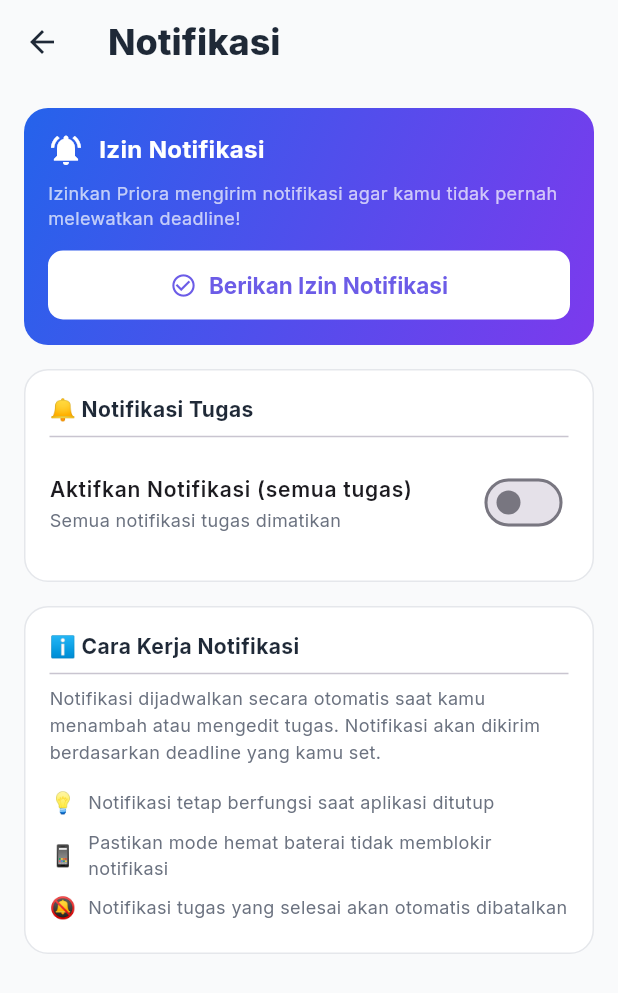
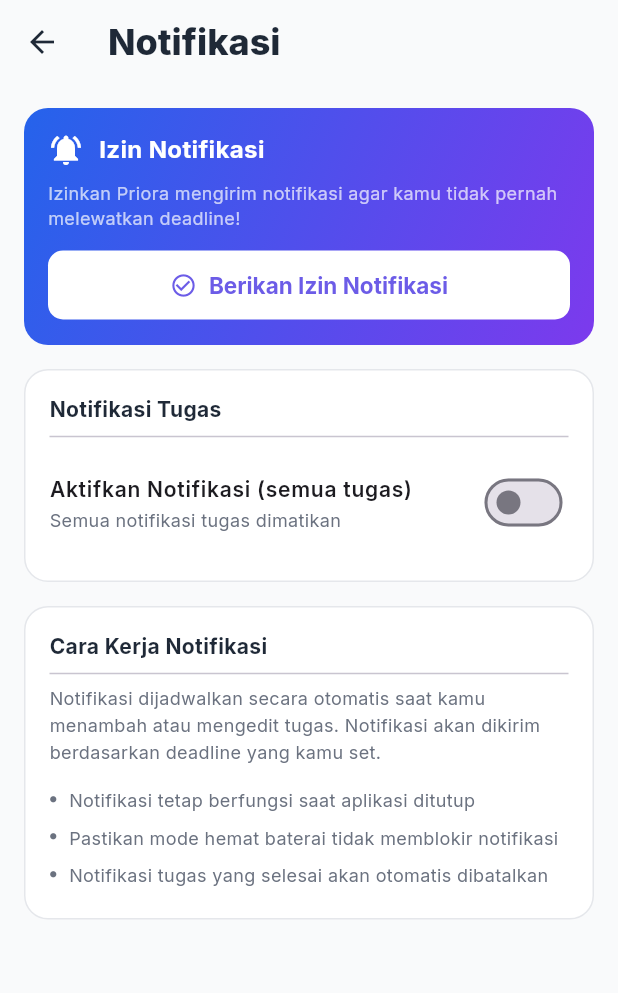
Before and after one commit to Frhannnnn/Todo-list-aplication-beta-, a Flutter app: the NotificationSettingsScreen screen opened directly, after a tap on "Aktifkan Notifikasi (semua tugas)", on a phone screen of 412 x 824 dp. Shown: the top 993 px of the screen. Run offline on Flutter 3.47's test engine with Material 3 defaults, Android fonts, the phone set to English and light mode, and no system bars; our stand-ins replace file_picker, flutter_local_notifications, google_fonts, share_plus, shared_preferences, timezone and 2 more; accounts and stored records are empty.

Commit message:
refactor(ui): hapus emoticon & teks deskripsi berlebih
- Dashboard/Tugas/Fokus: buang emoji dari empty state, streak,
  target, sambutan; ganti fallback gambar dengan Icon.
- Notifikasi (layar pengaturan): judul kartu & tips tanpa emoji,
  tips pakai bullet icon.
- Model urgensiLabel tanpa emoji.
- Focus mode sheet: hapus subjudul & deskripsi redundan (label
  seksi + tombol sudah jelas).

Co-Authored-By: Claude Opus 4.8 <noreply@anthropic.com>

```diff
--- a/lib/screens/dashboard_screen.dart
+++ b/lib/screens/dashboard_screen.dart
@@ -555,7 +555,7 @@ class DashboardScreen extends StatelessWidget {
         return _buildOnboardingCard(context);
       }
       // Ada tugas tapi semua selesai — beri apresiasi.
-      return _buildEmptyState('Semua tugas selesai 🎉');
+      return _buildEmptyState('Semua tugas selesai');
     }
 
     return Column(
@@ -592,12 +592,12 @@ class DashboardScreen extends StatelessWidget {
             AppAssets.emptyTasks,
             width: 140,
             height: 105,
-            errorBuilder: (_, __, ___) =>
-                const Text('📝', style: TextStyle(fontSize: 36)),
+            errorBuilder: (_, __, ___) => const Icon(Icons.assignment_outlined,
+                size: 44, color: AppTheme.textSecondary),
           ),
           const SizedBox(height: 14),
           const Text(
-            'Mulai dari sini 👇',
+            'Mulai dari sini',
             textAlign: TextAlign.center,
             style: TextStyle(
                 fontSize: 17,
@@ -646,8 +646,8 @@ class DashboardScreen extends StatelessWidget {
             AppAssets.emptyTasks,
             width: 120,
             height: 90,
-            errorBuilder: (_, __, ___) =>
-                const Text('📭', style: TextStyle(fontSize: 36)),
+            errorBuilder: (_, __, ___) => const Icon(Icons.inbox_outlined,
+                size: 40, color: AppTheme.textSecondary),
           ),
           const SizedBox(height: 10),
           Text(message,
--- a/lib/screens/focus/focus_mode_sheet.dart
+++ b/lib/screens/focus/focus_mode_sheet.dart
@@ -68,9 +68,6 @@ class _FocusModeSheetState extends State<_FocusModeSheet> {
                     fontSize: 18,
                     fontWeight: FontWeight.w800,
                     color: AppTheme.textPrimary)),
-            const SizedBox(height: 4),
-            const Text('Pilih mode & durasi sesi fokusmu.',
-                style: TextStyle(fontSize: 13, color: AppTheme.textSecondary)),
             const SizedBox(height: 18),
             const Text('Mode', style: _sectionLabel),
             const SizedBox(height: 8),
@@ -97,9 +94,6 @@ class _FocusModeSheetState extends State<_FocusModeSheet> {
             ),
             const SizedBox(height: 20),
             if (_isCustom) ...[
-              const Text('Atur durasi, istirahat, dan jumlah siklus sendiri.',
-                  style: TextStyle(fontSize: 13, color: AppTheme.textSecondary)),
-              const SizedBox(height: 16),
               SizedBox(
                 width: double.infinity,
                 child: ElevatedButton(
--- a/lib/screens/focus/focus_timer_screen.dart
+++ b/lib/screens/focus/focus_timer_screen.dart
@@ -223,7 +223,7 @@ class _FocusTimerScreenState extends State<FocusTimerScreen>
                                 if (session.targetText != null) ...[
                                   const SizedBox(height: 2),
                                   Text(
-                                    '🎯 ${session.targetText}',
+                                    session.targetText!,
                                     textAlign: TextAlign.center,
                                     style: const TextStyle(
                                         fontSize: 13,
@@ -365,7 +365,7 @@ class _FocusTimerScreenState extends State<FocusTimerScreen>
 
   Widget _streakLabel(int streak) {
     return Text(
-      streak > 0 ? '🔥 $streak Hari Fokus' : '🔥 Mulai streak fokusmu',
+      streak > 0 ? '$streak Hari Fokus' : 'Mulai streak fokusmu',
       style: const TextStyle(fontSize: 12, color: AppTheme.textSecondary),
     );
   }
--- a/lib/screens/notification_settings_screen.dart
+++ b/lib/screens/notification_settings_screen.dart
@@ -113,8 +113,8 @@ class _NotificationSettingsScreenState
                 if (mounted) {
                   ScaffoldMessenger.of(context).showSnackBar(SnackBar(
                     content: Text(granted
-                        ? '✅ Izin diberikan!'
-                        : '❌ Izin ditolak. Aktifkan di Pengaturan HP.'),
+                        ? 'Izin diberikan!'
+                        : 'Izin ditolak. Aktifkan di Pengaturan HP.'),
                     backgroundColor:
                         granted ? AppTheme.success : AppTheme.danger,
                   ));
@@ -129,7 +129,7 @@ class _NotificationSettingsScreenState
 
   Widget _buildMainToggleCard(TaskProvider provider) {
     return _buildCard(
-      '🔔 Notifikasi Tugas',
+      'Notifikasi Tugas',
       [
         SwitchListTile(
           value: provider.notifEnabled,
@@ -153,7 +153,7 @@ class _NotificationSettingsScreenState
   }
 
   Widget _buildDeadlineNotifCard() {
-    return _buildCard('📅 Notifikasi Deadline', [
+    return _buildCard('Notifikasi Deadline', [
       _buildNotifRow(
         icon: Icons.notifications,
         iconColor: AppTheme.success,
@@ -274,7 +274,7 @@ class _NotificationSettingsScreenState
   }
 
   Widget _buildStatusCard() {
-    return _buildCard('📊 Status Notifikasi', [
+    return _buildCard('Status Notifikasi', [
       Row(
         children: [
           Container(
@@ -311,25 +311,29 @@ class _NotificationSettingsScreenState
   }
 
   Widget _buildLegendCard() {
-    return _buildCard('ℹ️ Cara Kerja Notifikasi', [
+    return _buildCard('Cara Kerja Notifikasi', [
       const Text(
         'Notifikasi dijadwalkan secara otomatis saat kamu menambah atau mengedit tugas. Notifikasi akan dikirim berdasarkan deadline yang kamu set.',
         style:
             TextStyle(fontSize: 12, color: AppTheme.textSecondary, height: 1.5),
       ),
       const SizedBox(height: 10),
-      _buildTip('💡', 'Notifikasi tetap berfungsi saat aplikasi ditutup'),
-      _buildTip('📱', 'Pastikan mode hemat baterai tidak memblokir notifikasi'),
-      _buildTip('🔕', 'Notifikasi tugas yang selesai akan otomatis dibatalkan'),
+      _buildTip('Notifikasi tetap berfungsi saat aplikasi ditutup'),
+      _buildTip('Pastikan mode hemat baterai tidak memblokir notifikasi'),
+      _buildTip('Notifikasi tugas yang selesai akan otomatis dibatalkan'),
     ]);
   }
 
-  Widget _buildTip(String emoji, String text) {
+  Widget _buildTip(String text) {
     return Padding(
       padding: const EdgeInsets.symmetric(vertical: 4),
       child: Row(
+        crossAxisAlignment: CrossAxisAlignment.start,
         children: [
-          Text(emoji, style: const TextStyle(fontSize: 14)),
+          const Padding(
+            padding: EdgeInsets.only(top: 5),
+            child: Icon(Icons.circle, size: 5, color: AppTheme.textSecondary),
+          ),
           const SizedBox(width: 8),
           Expanded(
               child: Text(text,
--- a/lib/screens/settings_screen.dart
+++ b/lib/screens/settings_screen.dart
@@ -153,9 +153,10 @@ class SettingsScreen extends StatelessWidget {
               child: Image.asset(
                 AppAssets.logo,
                 fit: BoxFit.contain,
-                errorBuilder: (_, __, ___) => const Center(
-                  child: Text('📘', style: TextStyle(fontSize: 26)),
-                ),
+                errorBuilder: (_, __, ___) => const Icon(
+                    Icons.check_circle_rounded,
+                    size: 30,
+                    color: AppTheme.primary),
               ),
             ),
           ),
--- a/lib/screens/task_list_screen.dart
+++ b/lib/screens/task_list_screen.dart
@@ -663,7 +663,7 @@ class _TaskListScreenState extends State<TaskListScreen> {
             Image.asset(AppAssets.emptyTasks, width: 160, height: 120),
             const SizedBox(height: 20),
             const Text(
-              'Selamat datang di Priora 👋',
+              'Selamat datang di Priora',
               textAlign: TextAlign.center,
               style: TextStyle(
                 fontSize: 18,
--- a/lib/utils/celebration.dart
+++ b/lib/utils/celebration.dart
@@ -5,7 +5,7 @@ import 'package:flutter/services.dart';
 import 'app_theme.dart';
 
 /// Perayaan singkat saat sebuah tugas ditandai selesai: getar halus +
-/// overlay animasi (lingkaran centang + 🎉) yang muncul di tengah lalu
+/// overlay animasi (lingkaran centang) yang muncul di tengah lalu
 /// memudar sendiri. Sengaja tanpa dependency tambahan agar tetap ringan.
 void celebrateTaskCompletion(BuildContext context) {
   // Getar halus sebagai umpan balik taktil.
@@ -90,7 +90,7 @@ class _CelebrationOverlayState extends State<_CelebrationOverlay>
                           color: Colors.white, size: 56),
                     ),
                     const SizedBox(height: 12),
-                    const Text('🎉 Selesai!',
+                    const Text('Selesai!',
                         style: TextStyle(
                             fontSize: 18,
                             fontWeight: FontWeight.w800,
```
Also changed, not shown: lib/models/task_model.dart (+6 -6 lines).
